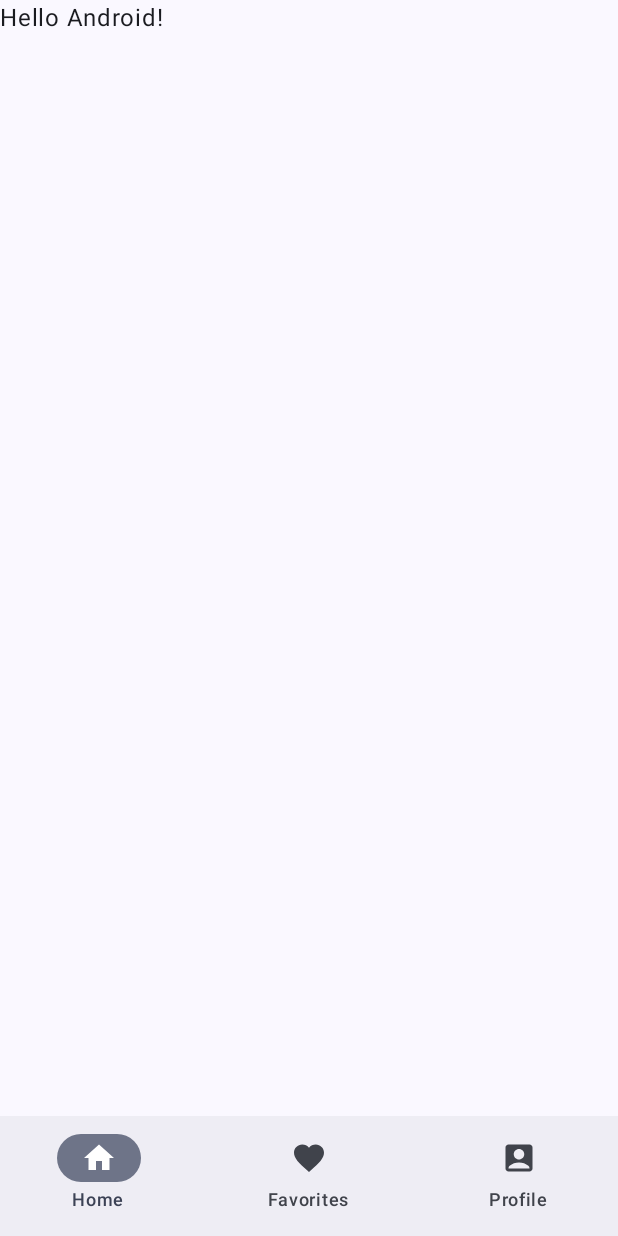
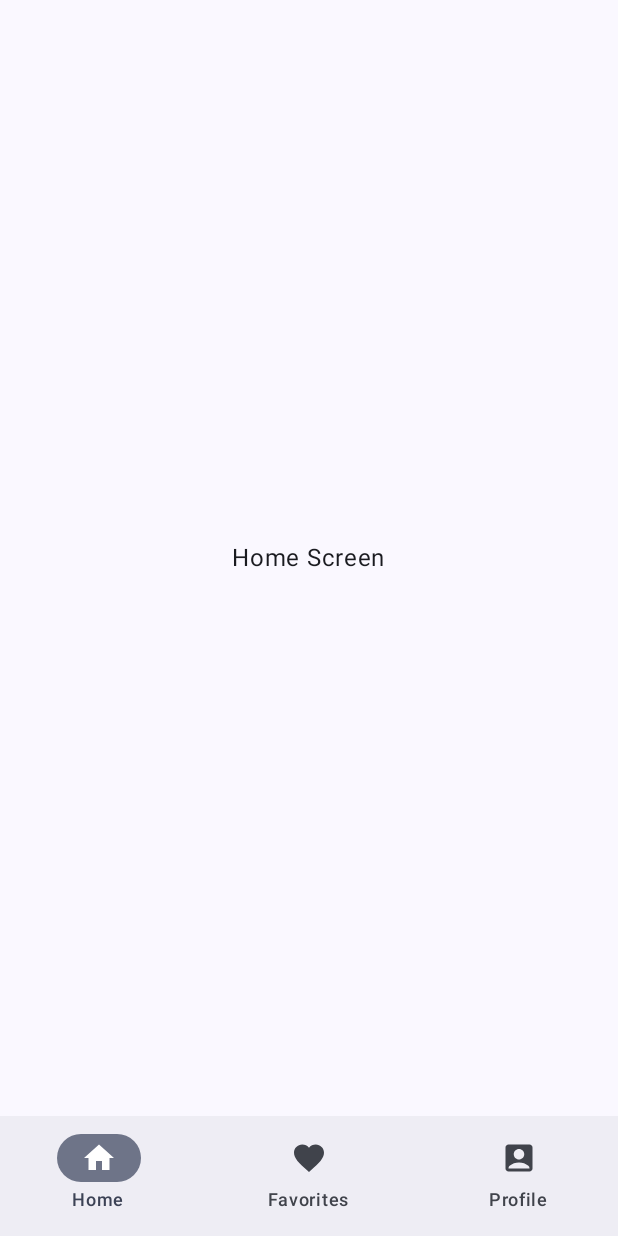
Before and after one commit to andreghisleni/vortex-app, an Android app built with Jetpack Compose: the screen it shows after launch (MainActivity), on a phone screen of 412 x 824 dp. Run offline under Robolectric (Android 15) with nearby library versions, the phone set to English and light mode, and no system bars; our stand-ins replace navigation suite.

Commit message:
first commit

```diff
--- a/app/src/main/AndroidManifest.xml
+++ b/app/src/main/AndroidManifest.xml
@@ -6,9 +6,9 @@
         android:allowBackup="true"
         android:dataExtractionRules="@xml/data_extraction_rules"
         android:fullBackupContent="@xml/backup_rules"
-        android:icon="@mipmap/ic_launcher"
+        android:icon="@mipmap/ic_launcher_2"
         android:label="@string/app_name"
-        android:roundIcon="@mipmap/ic_launcher_round"
+        android:roundIcon="@mipmap/ic_launcher_2_round"
         android:supportsRtl="true"
         android:theme="@style/Theme.Vortex">
         <activity
--- a/app/src/main/java/br/com/andreg/mobile/vortex/MainActivity.kt
+++ b/app/src/main/java/br/com/andreg/mobile/vortex/MainActivity.kt
@@ -4,7 +4,6 @@ import android.os.Bundle
 import androidx.activity.ComponentActivity
 import androidx.activity.compose.setContent
 import androidx.activity.enableEdgeToEdge
-import androidx.compose.foundation.layout.fillMaxSize
 import androidx.compose.foundation.layout.padding
 import androidx.compose.material.icons.Icons
 import androidx.compose.material.icons.filled.AccountBox
@@ -21,8 +20,10 @@ import androidx.compose.runtime.saveable.rememberSaveable
 import androidx.compose.runtime.setValue
 import androidx.compose.ui.Modifier
 import androidx.compose.ui.graphics.vector.ImageVector
-import androidx.compose.ui.tooling.preview.Preview
 import androidx.compose.ui.tooling.preview.PreviewScreenSizes
+import br.com.andreg.mobile.vortex.ui.screens.FavoritesScreen
+import br.com.andreg.mobile.vortex.ui.screens.HomeScreen
+import br.com.andreg.mobile.vortex.ui.screens.ProfileScreen
 import br.com.andreg.mobile.vortex.ui.theme.VortexTheme
 
 class MainActivity : ComponentActivity() {
@@ -59,11 +60,13 @@ fun VortexApp() {
             }
         }
     ) {
-        Scaffold(modifier = Modifier.fillMaxSize()) { innerPadding ->
-            Greeting(
-                name = "Android",
-                modifier = Modifier.padding(innerPadding)
-            )
+        Scaffold {
+            innerPadding ->
+            when (currentDestination) {
+                AppDestinations.HOME -> HomeScreen(modifier = Modifier.padding(innerPadding))
+                AppDestinations.FAVORITES -> FavoritesScreen(modifier = Modifier.padding(innerPadding))
+                AppDestinations.PROFILE -> ProfileScreen(modifier = Modifier.padding(innerPadding))
+            }
         }
     }
 }
@@ -76,19 +79,3 @@ enum class AppDestinations(
     FAVORITES("Favorites", Icons.Default.Favorite),
     PROFILE("Profile", Icons.Default.AccountBox),
 }
-
-@Composable
-fun Greeting(name: String, modifier: Modifier = Modifier) {
-    Text(
-        text = "Hello $name!",
-        modifier = modifier
-    )
-}
-
-@Preview(showBackground = true)
-@Composable
-fun GreetingPreview() {
-    VortexTheme {
-        Greeting("Android")
-    }
-}
--- /dev/null
+++ b/app/src/main/java/br/com/andreg/mobile/vortex/ui/screens/HomeScreen.kt
@@ -0,0 +1,18 @@
+package br.com.andreg.mobile.vortex.ui.screens
+
+import androidx.compose.foundation.layout.Box
+import androidx.compose.foundation.layout.fillMaxSize
+import androidx.compose.material3.Text
+import androidx.compose.runtime.Composable
+import androidx.compose.ui.Alignment
+import androidx.compose.ui.Modifier
+
+@Composable
+fun HomeScreen(modifier: Modifier = Modifier) {
+    Box(
+        modifier = modifier.fillMaxSize(),
+        contentAlignment = Alignment.Center
+    ) {
+        Text(text = "Home Screen")
+    }
+}
--- /dev/null
+++ b/app/src/main/res/mipmap-anydpi-v26/ic_launcher_2.xml
@@ -0,0 +1,5 @@
+<?xml version="1.0" encoding="utf-8"?>
+<adaptive-icon xmlns:android="http://schemas.android.com/apk/res/android">
+    <background android:drawable="@color/ic_launcher_2_background"/>
+    <foreground android:drawable="@drawable/ic_launcher_2_foreground"/>
+</adaptive-icon>
--- /dev/null
+++ b/app/src/main/res/mipmap-anydpi-v26/ic_launcher_2_round.xml
@@ -0,0 +1,5 @@
+<?xml version="1.0" encoding="utf-8"?>
+<adaptive-icon xmlns:android="http://schemas.android.com/apk/res/android">
+    <background android:drawable="@color/ic_launcher_2_background"/>
+    <foreground android:drawable="@drawable/ic_launcher_2_foreground"/>
+</adaptive-icon>
--- /dev/null
+++ b/app/src/main/res/values/ic_launcher_2_background.xml
@@ -0,0 +1,4 @@
+<?xml version="1.0" encoding="utf-8"?>
+<resources>
+    <color name="ic_launcher_2_background">#FFFFFF</color>
+</resources>
```
Also changed, not shown: app/src/main/java/br/com/andreg/mobile/vortex/ui/screens/FavoritesScreen.kt (added, +13 -0 lines), app/src/main/java/br/com/andreg/mobile/vortex/ui/screens/ProfileScreen.kt (added, +13 -0 lines), app/src/main/res/drawable/ic_launcher_2_foreground.xml (added, +15 -0 lines), app/src/main/ic_launcher_2-playstore.png (added), app/src/main/res/mipmap-hdpi/ic_launcher_2.webp (added), app/src/main/res/mipmap-hdpi/ic_launcher_2_round.webp (added), app/src/main/res/mipmap-mdpi/ic_launcher_2.webp (added), app/src/main/res/mipmap-mdpi/ic_launcher_2_round.webp (added), app/src/main/res/mipmap-xhdpi/ic_launcher_2.webp (added), app/src/main/res/mipmap-xhdpi/ic_launcher_2_round.webp (added), app/src/main/res/mipmap-xxhdpi/ic_launcher_2.webp (added), app/src/main/res/mipmap-xxhdpi/ic_launcher_2_round.webp (added), app/src/main/res/mipmap-xxxhdpi/ic_launcher_2.webp (added), app/src/main/res/mipmap-xxxhdpi/ic_launcher_2_round.webp (added).
